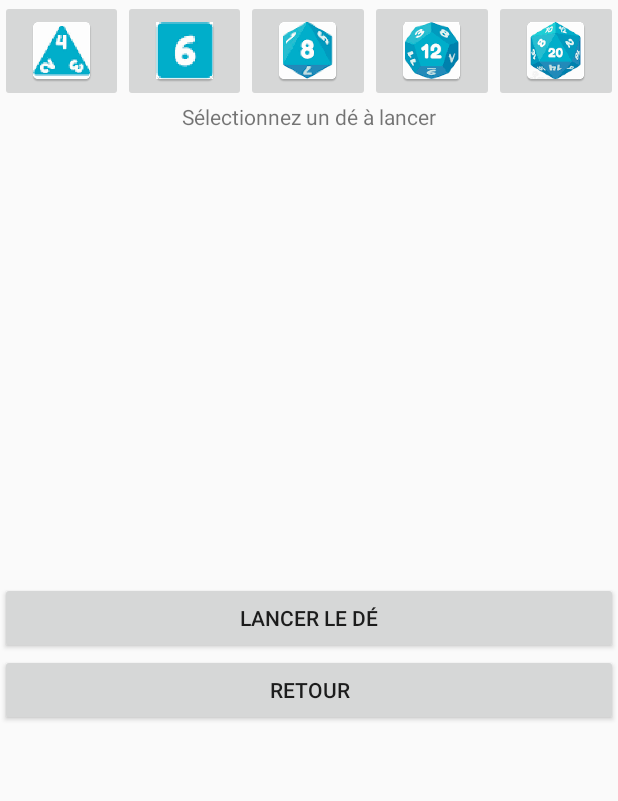
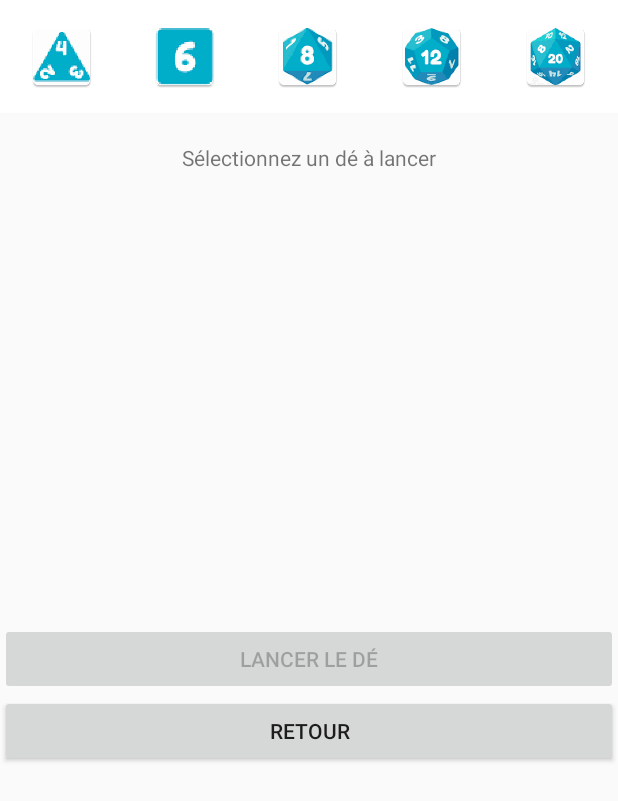
Before and after one commit to Kitolex/AndroidProjetJDR, an Android app: the layout activity_lancer_des.xml on its own in the app's theme, with its tools: preview values and no code run, on a phone screen of 412 x 824 dp. Shown: the top 801 px of the screen. Run offline under Robolectric (Android 15) with nearby library versions, the phone set to English and light mode, and no system bars.

Commit message:
l'activité de lancer de dé fonctionne

```diff
--- a/app/src/main/java/ca/uqac/projetjdr/MainActivity.java
+++ b/app/src/main/java/ca/uqac/projetjdr/MainActivity.java
@@ -1,5 +1,6 @@
 package ca.uqac.projetjdr;
 
+import android.content.Intent;
 import android.support.v7.app.AppCompatActivity;
 import android.os.Bundle;
 
@@ -9,5 +10,8 @@ public class MainActivity extends AppCompatActivity {
     protected void onCreate(Bundle savedInstanceState) {
         super.onCreate(savedInstanceState);
         setContentView(R.layout.activity_main);
+
+        Intent intent = new Intent(this, LancerDesActivity.class);
+        startActivity(intent);
     }
 }
--- a/app/src/main/res/layout/activity_lancer_des.xml
+++ b/app/src/main/res/layout/activity_lancer_des.xml
@@ -18,39 +18,53 @@
 
         <ImageButton
             android:id="@+id/des4Button"
-            android:layout_width="wrap_content"
-            android:layout_height="wrap_content"
+            android:layout_width="75dp"
+            android:layout_height="75dp"
             android:layout_weight="1"
+            android:background="@color/desClassique"
+            android:onClick="buttonDes4"
             app:srcCompat="@mipmap/des4" />
 
         <ImageButton
             android:id="@+id/des6Button"
-            android:layout_width="wrap_content"
-            android:layout_height="wrap_content"
+            android:layout_width="75dp"
+            android:layout_height="75dp"
             android:layout_weight="1"
+            android:background="@color/desClassique"
+            android:onClick="buttonDes6"
             app:srcCompat="@mipmap/des6" />
 
         <ImageButton
             android:id="@+id/des8Button"
-            android:layout_width="wrap_content"
-            android:layout_height="wrap_content"
+            android:layout_width="75dp"
+            android:layout_height="75dp"
             android:layout_weight="1"
+            android:background="@color/desClassique"
+            android:onClick="buttonDes8"
             app:srcCompat="@mipmap/des8" />
 
         <ImageButton
             android:id="@+id/des12Button"
-            android:layout_width="wrap_content"
-            android:layout_height="wrap_content"
+            android:layout_width="75dp"
+            android:layout_height="75dp"
             android:layout_weight="1"
+            android:background="@color/desClassique"
+            android:onClick="buttonDes12"
             app:srcCompat="@mipmap/des12" />
 
         <ImageButton
             android:id="@+id/des20Button"
-            android:layout_width="wrap_content"
-            android:layout_height="wrap_content"
+            android:layout_width="75dp"
+            android:layout_height="75dp"
             android:layout_weight="1"
+            android:background="@color/desClassique"
+            android:onClick="buttonDes20"
             app:srcCompat="@mipmap/des20" />
     </LinearLayout>
+
+    <View
+        android:layout_width="match_parent"
+        android:layout_height="20dp"/>
 
     <TextView
         android:id="@+id/resultatTextView"
@@ -67,6 +81,8 @@
         android:id="@+id/lancerDesButton"
         android:layout_width="match_parent"
         android:layout_height="wrap_content"
+        android:enabled="false"
+        android:onClick="lancerDeSelectionne"
         android:text="@string/lancer_le_de" />
 
     <Button
--- a/app/src/main/res/values/colors.xml
+++ b/app/src/main/res/values/colors.xml
@@ -3,4 +3,6 @@
     <color name="colorPrimary">#3F51B5</color>
     <color name="colorPrimaryDark">#303F9F</color>
     <color name="colorAccent">#FF4081</color>
+    <color name="desClassique">#ffffff</color>
+    <color name="desSelectionne">#00FF00</color>
 </resources>
--- a/app/src/main/res/values/strings.xml
+++ b/app/src/main/res/values/strings.xml
@@ -3,4 +3,5 @@
     <string name="lancer_le_de">Lancer le dé</string>
     <string name="selectionnez_un_de_a_lancer">Sélectionnez un dé à lancer</string>
     <string name="retour">Retour</string>
+    <string name="appuyer_ou_secouer">Appuyez sur LANCER LE DÉ ou secouer le téléphone !</string>
 </resources>
```
Also changed, not shown: app/src/main/java/ca/uqac/projetjdr/LancerDesActivity.java (+74 -0 lines).
